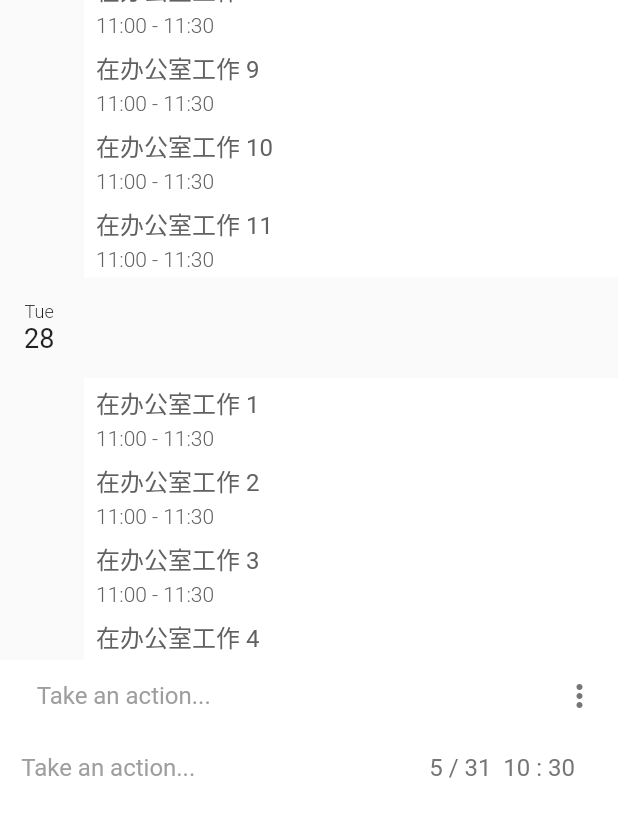
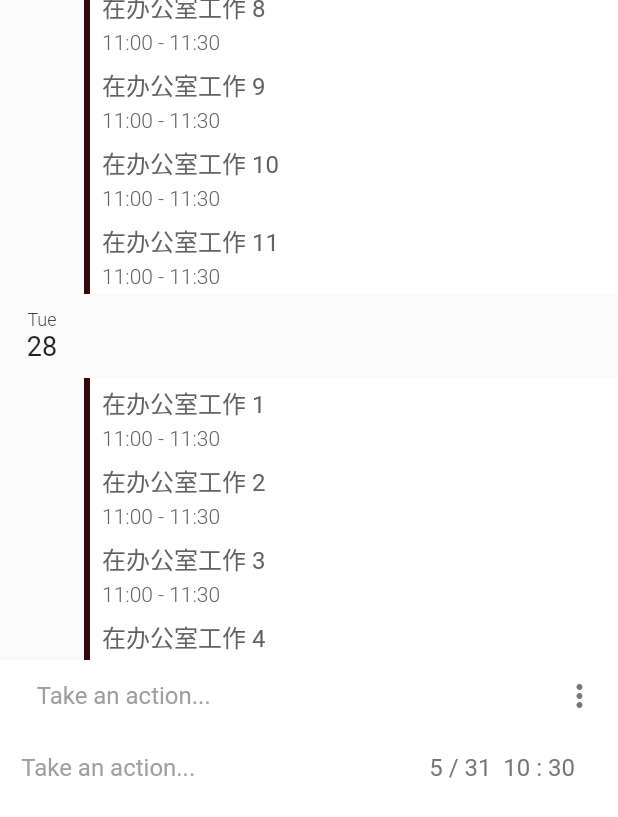
Before and after one commit to Shawnlu25/journal, a Flutter app: the screen it shows after launch, on a phone screen of 412 x 824 dp. Shown: the top 817 px of the screen. Run offline on Flutter 3.47's test engine with Material 2 defaults, Android fonts, the phone set to English and light mode, and no system bars; drawn by our look-alikes of sticky_headers; our stand-ins replace flutter_redux, redux; Roboto replaces fonts that are missing (Hind).

Commit message:
Refactored sticker header

```diff
--- a/lib/main.dart
+++ b/lib/main.dart
@@ -193,33 +193,7 @@ class _MyHomePageState extends State<MyHomePage> {
     var list = groups.map((records) {
       return StickyHeader(
           overlapHeaders: false,
-          header: Container(
-            color: Colors.transparent,
-            alignment: Alignment.topLeft,
-            child: Padding(
-              padding: const EdgeInsets.all(16.0),
-              child: Column(
-                children: <Widget>[
-                  Text(
-                      ActivityOverview.WeekdayMap[
-                          DateTime.fromMillisecondsSinceEpoch(
-                                  records[0]["startTime"])
-                              .weekday],
-                      textAlign: TextAlign.left,
-                      style:
-                          TextStyle(fontSize: 12, fontWeight: FontWeight.w300)),
-                  Text(
-                    //startTime.day.toString(),
-                    DateTime.fromMillisecondsSinceEpoch(records[0]["startTime"])
-                        .day
-                        .toString(),
-                    textAlign: TextAlign.center,
-                    style: TextStyle(fontSize: 18, fontWeight: FontWeight.w400),
-                  ),
-                ],
-              ),
-            ),
-          ),
+          header: _buildHeader(records[0]['startTime']),
           content: Column(
             children: List.generate(records.length, (j) {
               var i = records.length - 1 - j;
@@ -248,3 +222,47 @@ class _MyHomePageState extends State<MyHomePage> {
     return this._buildOverviewList();
   }
 }
+
+Widget _buildHeader(num timestampInMilliseconds) {
+  return Row(
+    children: [
+      Container(
+        width: 56,
+        height: 56,
+        color: Colors.transparent,
+        child: Center(
+          child: Column(
+            mainAxisSize: MainAxisSize.min,
+            crossAxisAlignment: CrossAxisAlignment.stretch,
+            children: <Widget>[
+              Text(
+                ActivityOverview.WeekdayMap[
+                    DateTime.fromMillisecondsSinceEpoch(timestampInMilliseconds)
+                        .weekday],
+                textAlign: TextAlign.center,
+                style: TextStyle(
+                  fontSize: 12,
+                  fontWeight: FontWeight.w300,
+                ),
+              ),
+              Text(
+                //startTime.day.toString(),
+                DateTime.fromMillisecondsSinceEpoch(timestampInMilliseconds)
+                    .day
+                    .toString(),
+                textAlign: TextAlign.center,
+                style: TextStyle(fontSize: 18, fontWeight: FontWeight.w400),
+              ),
+            ],
+          ),
+        ),
+      ),
+      Expanded(
+        child: Container(
+          height: 56,
+          color: Colors.transparent,
+        ),
+      ),
+    ],
+  );
+}
--- a/lib/widgets/activity_overview.dart
+++ b/lib/widgets/activity_overview.dart
@@ -32,6 +32,13 @@ class ActivityOverview extends StatelessWidget {
   Widget build(BuildContext context) {
     return Container(
       padding: EdgeInsets.fromLTRB(56, 0, 0, 0),
+      child: Container(
+        decoration: const BoxDecoration(
+          border: Border(
+            left:
+                BorderSide(width: 4.0, color: Color.fromRGBO(50, 10, 10, 100)),
+          ),
+        ),
         child: Material(
           elevation: 0.0,
           color: Colors.white,
@@ -61,6 +68,7 @@ class ActivityOverview extends StatelessWidget {
             ),
           ),
         ),
+      ),
     );
   }
 }
```
Also changed, not shown: lib/utils/datetime_display.dart (added). Lines whose indentation alone changed are shown as unchanged.
